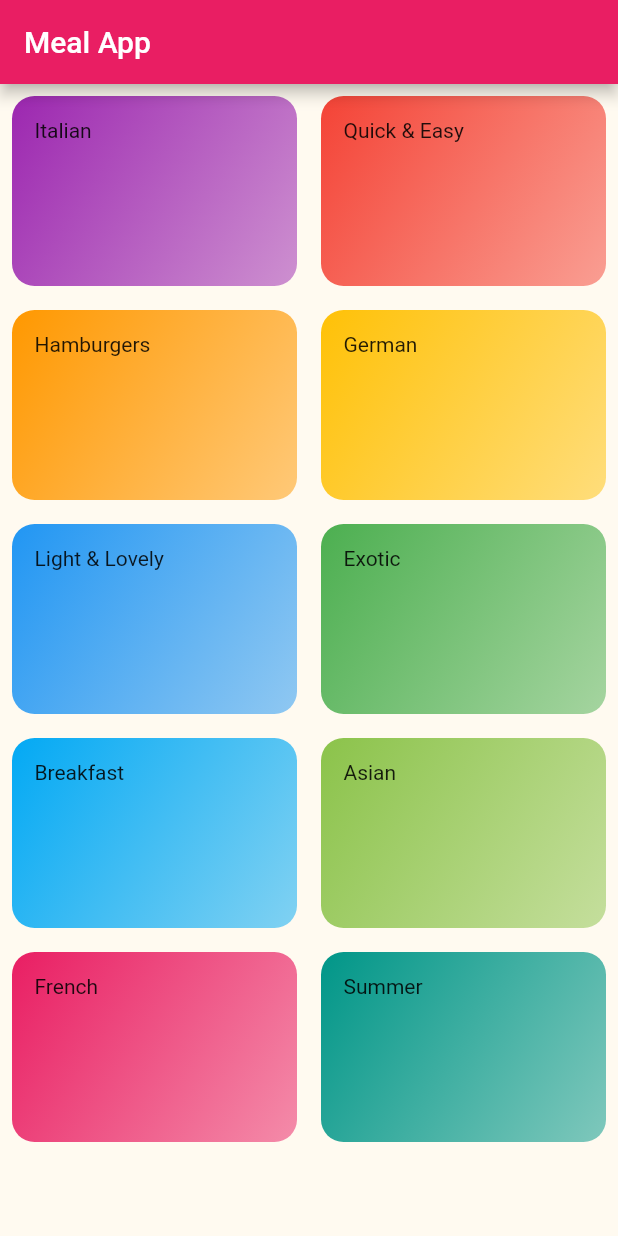
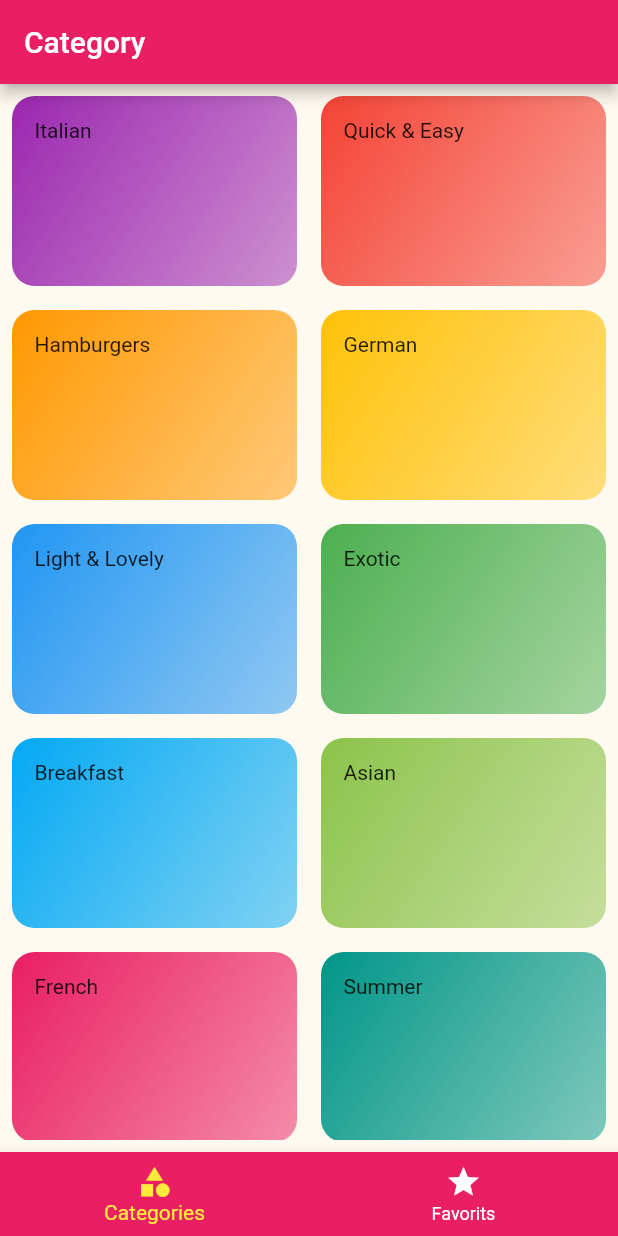
Before and after one commit to Adel-Saad/meal_app, a Flutter app: the screen it shows after launch, on a phone screen of 412 x 824 dp. Run offline on Flutter 3.47's test engine with Material 2 defaults, Android fonts, the phone set to English and light mode, and no system bars.

Commit message:
add bottom navigation bar

```diff
--- a/lib/Views/category_meal_screen.dart
+++ b/lib/Views/category_meal_screen.dart
@@ -1,6 +1,6 @@
 import 'package:flutter/material.dart';
+import 'package:meal_app/Widgets/meal_item.dart';
 import '../Modules/meal.dart';
-import '../Views/Widgets/meal_item.dart';
 import '../dummy_data.dart';
 
 class CategoryMealsScreen extends StatefulWidget {
--- a/lib/Views/category_screen.dart
+++ b/lib/Views/category_screen.dart
@@ -1,5 +1,5 @@
 import 'package:flutter/material.dart';
-import '../Views/Widgets/category_item.dart';
+import 'package:meal_app/Widgets/category_item.dart';
 import '../dummy_data.dart';
 
 class CategoriesScreen extends StatelessWidget {
@@ -7,9 +7,6 @@ class CategoriesScreen extends StatelessWidget {
   @override
   Widget build(BuildContext context) {
     return Scaffold(
-      appBar: AppBar(
-        title: Text('Meal App'),
-      ),
       body: Padding(
         padding: const EdgeInsets.all(8.0),
         child: GridView(
--- /dev/null
+++ b/lib/Views/tabs_screen.dart
@@ -0,0 +1,47 @@
+import 'package:flutter/material.dart';
+import 'package:meal_app/Views/category_screen.dart';
+import 'package:meal_app/Views/favorites_screen.dart';
+
+class TabsScreen extends StatefulWidget {
+  static const String id = 'TabsScreen';
+  @override
+  _TabsScreenState createState() => _TabsScreenState();
+}
+
+class _TabsScreenState extends State<TabsScreen> {
+// props...
+  int _index = 0;
+
+  final List<Map<String, Object>> _pages = [
+    {'page': CategoriesScreen(), 'title': 'Category'},
+    {'page': FavoritsScreen(), 'title': 'Favorites'},
+  ];
+
+  void _selectPage(value) {
+    setState(() {
+      _index = value;
+    });
+  }
+
+// Main Builder ...
+  @override
+  Widget build(BuildContext context) {
+    return Scaffold(
+      appBar: AppBar(
+        title: Text(_pages[_index]['title']),
+      ),
+      body: _pages[_index]['page'],
+      bottomNavigationBar: BottomNavigationBar(
+          onTap: (value) => _selectPage(value),
+          currentIndex: _index,
+          selectedItemColor: Theme.of(context).accentColor,
+          unselectedItemColor: Colors.white,
+          backgroundColor: Theme.of(context).primaryColor,
+          items: [
+            BottomNavigationBarItem(
+                icon: Icon(Icons.category), label: 'Categories'),
+            BottomNavigationBarItem(icon: Icon(Icons.star), label: 'Favorits'),
+          ]),
+    );
+  }
+}
--- a/lib/Views/Widgets/meal_item.dart
+++ b/lib/Widgets/meal_item.dart
@@ -1,6 +1,6 @@
 import 'package:flutter/material.dart';
 import 'package:meal_app/Modules/meal.dart';
-import '../meal_details_screen.dart';
+import 'package:meal_app/Views/meal_details_screen.dart';
 
 class MealItem extends StatelessWidget {
 // props ...
--- a/lib/main.dart
+++ b/lib/main.dart
@@ -1,7 +1,9 @@
 import 'package:flutter/material.dart';
+import 'package:meal_app/Views/favorites_screen.dart';
 import './Views/category_meal_screen.dart';
 import './Views/category_screen.dart';
 import './Views/meal_details_screen.dart';
+import 'Views/tabs_screen.dart';
 
 void main() {
   runApp(MyApp());
@@ -12,11 +14,13 @@ class MyApp extends StatelessWidget {
   Widget build(BuildContext context) {
     return MaterialApp(
       debugShowCheckedModeBanner: false,
-      initialRoute: CategoriesScreen.id,
+      initialRoute: TabsScreen.id,
       routes: {
         CategoriesScreen.id: (contex) => CategoriesScreen(),
         CategoryMealsScreen.id: (context) => CategoryMealsScreen(),
-        MealDetailsScreen.id: (context) => MealDetailsScreen()
+        MealDetailsScreen.id: (context) => MealDetailsScreen(),
+        FavoritsScreen.id: (context) => FavoritsScreen(),
+        TabsScreen.id: (context) => TabsScreen(),
       },
       theme: ThemeData(
         primarySwatch: Colors.pink,
```
Also changed, not shown: lib/Views/favorites_screen.dart (added, +16 -0 lines), lib/Widgets/category_item.dart (renamed from lib/Views/Widgets/category_item.dart).
